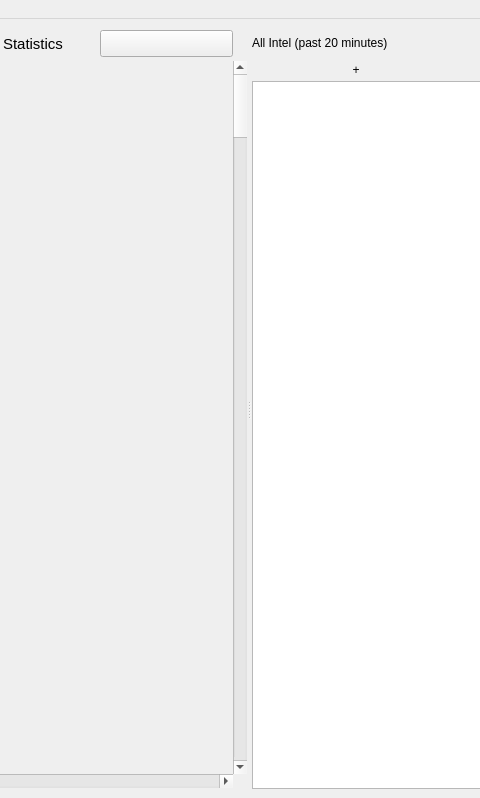
jkey-67/spyglass, file src/vi/ui/MainWindow.ui: the form before one commit; both pictures show x 577 to 1057 and y 0 to 798 of the 1254 by 798 pixel window.
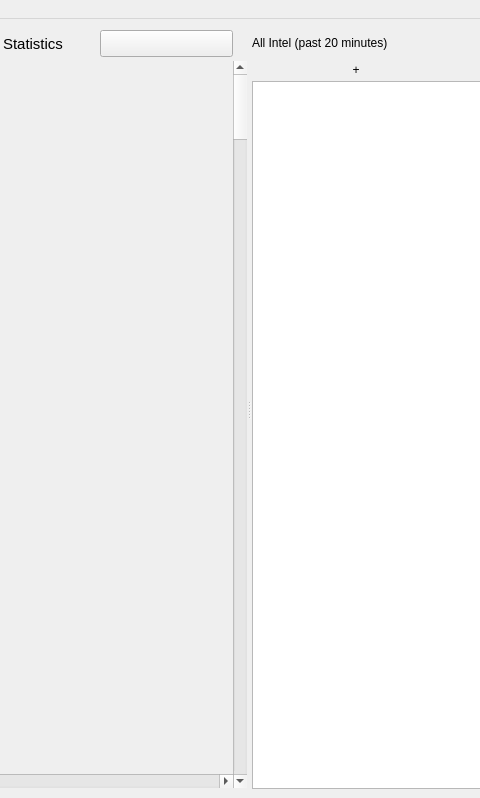
The form after the commit. Icons and pictures are not drawn. Custom widgets are drawn as their Qt base class.

The edit to the form file:
```diff
--- a/src/vi/ui/MainWindow.ui
+++ b/src/vi/ui/MainWindow.ui
@@ -274,20 +274,6 @@
           </layout>
          </widget>
         </item>
-        <item row="1" column="1" rowspan="2">
-         <widget class="QScrollBar" name="mapVertScrollBar">
-          <property name="orientation">
-           <enum>Qt::Vertical</enum>
-          </property>
-         </widget>
-        </item>
-        <item row="3" column="0">
-         <widget class="QScrollBar" name="mapHorzScrollBar">
-          <property name="orientation">
-           <enum>Qt::Horizontal</enum>
-          </property>
-         </widget>
-        </item>
         <item row="1" column="0">
          <widget class="PanningWebView" name="mapView" native="true">
           <property name="enabled">
@@ -307,6 +293,20 @@
           </property>
          </widget>
         </item>
+        <item row="3" column="0">
+         <widget class="QScrollBar" name="mapHorzScrollBar">
+          <property name="orientation">
+           <enum>Qt::Horizontal</enum>
+          </property>
+         </widget>
+        </item>
+        <item row="1" column="1" rowspan="3">
+         <widget class="QScrollBar" name="mapVertScrollBar">
+          <property name="orientation">
+           <enum>Qt::Vertical</enum>
+          </property>
+         </widget>
+        </item>
        </layout>
       </widget>
       <widget class="QWidget" name="chatbox" native="true">
```
Left out of the diff: 32 changed lines with no effect on the pictures.
